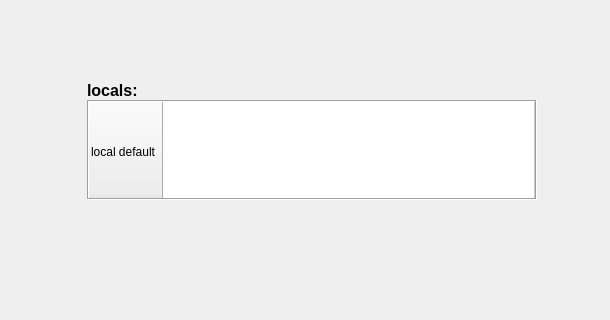
Qt form GameEditor/UI/TextDatabaseWidget.ui (seem-sky/Simple2D-Engine) before a commit; both pictures show x 123 to 733 and y 0 to 320 of the 733 by 505 pixel window.
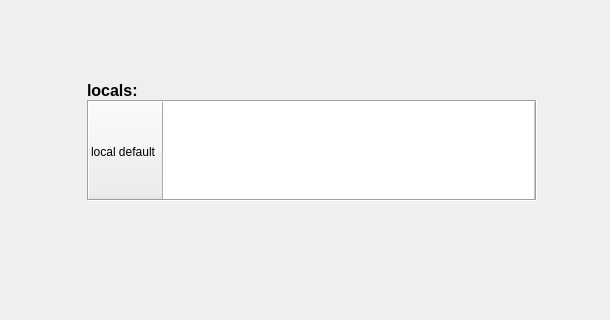
The same form after that commit.

Commit message: add localisation database support

What changed in the file:
```diff
--- a/GameEditor/UI/TextDatabaseWidget.ui
+++ b/GameEditor/UI/TextDatabaseWidget.ui
@@ -19,7 +19,7 @@
      <x>210</x>
      <y>100</y>
      <width>450</width>
-     <height>100</height>
+     <height>101</height>
     </rect>
    </property>
    <property name="frameShape">
@@ -49,12 +49,18 @@
    <attribute name="horizontalHeaderMinimumSectionSize">
     <number>372</number>
    </attribute>
+   <attribute name="horizontalHeaderStretchLastSection">
+    <bool>true</bool>
+   </attribute>
    <attribute name="verticalHeaderDefaultSectionSize">
     <number>100</number>
    </attribute>
    <attribute name="verticalHeaderMinimumSectionSize">
     <number>100</number>
    </attribute>
+   <attribute name="verticalHeaderStretchLastSection">
+    <bool>false</bool>
+   </attribute>
    <row>
     <property name="text">
      <string>local default</string>
```
Left out of the diff: 3 changed lines with no effect on the pictures. The commit also changes 15 other files.
